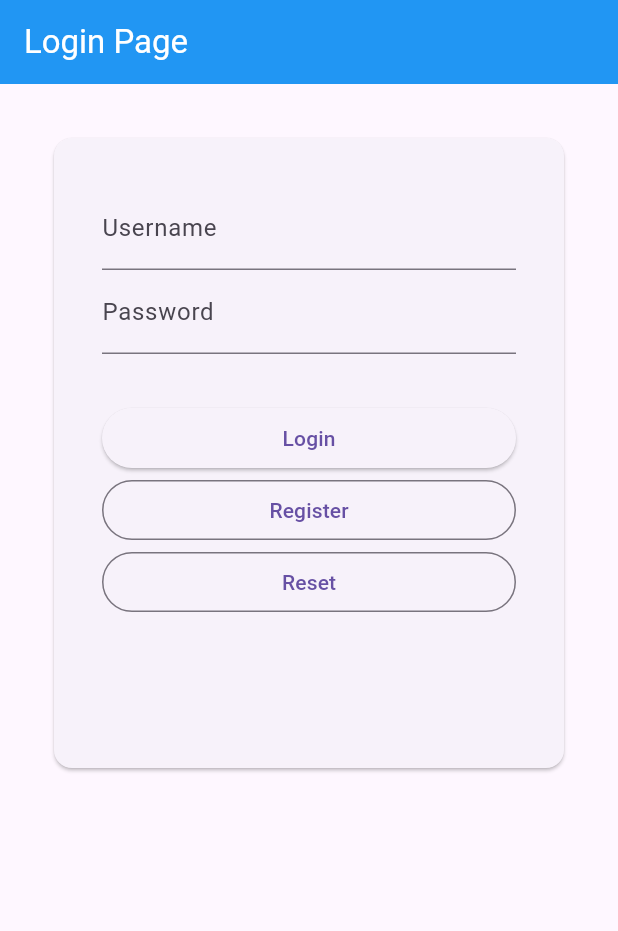
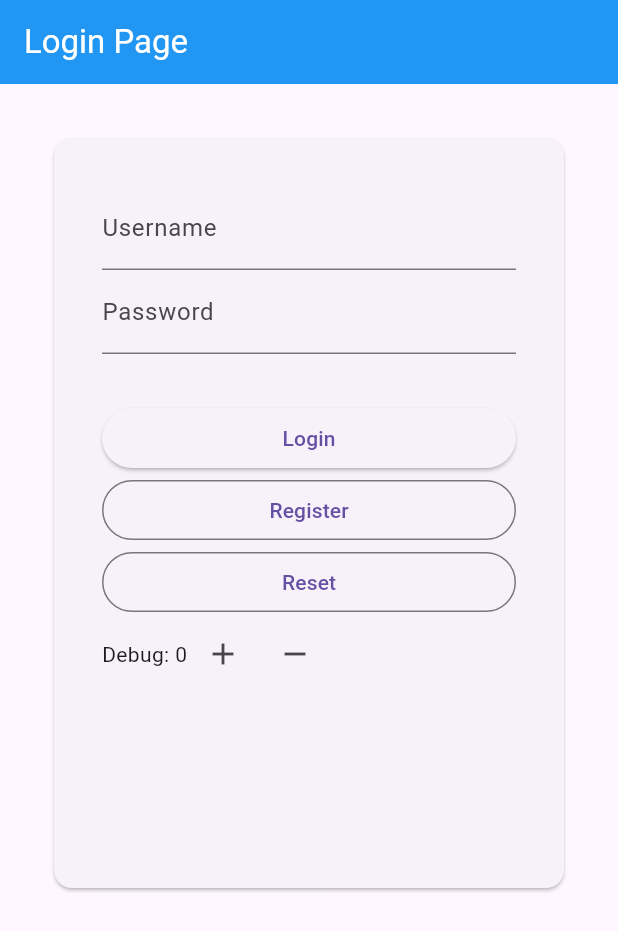
Before and after one commit to pianosp/cmflutter_workshop, a Flutter app: the screen it shows after launch, on a phone screen of 412 x 824 dp. Shown: the top 931 px of the screen. Run offline on Flutter 3.47's test engine with Material 3 defaults, Android fonts, the phone set to English and light mode, and no system bars; our stand-ins replace bloc, equatable, flutter_bloc.

Commit message:
create bloc for login page

```diff
--- a/cmflutter0/lib/src/app.dart
+++ b/cmflutter0/lib/src/app.dart
@@ -2,16 +2,23 @@ import 'package:cmflutter0/src/pages/home/home_page.dart';
 import 'package:cmflutter0/src/pages/login/login_page.dart';
 import 'package:cmflutter0/src/pages/routes.dart';
 import 'package:flutter/material.dart';
+import 'package:flutter_bloc/flutter_bloc.dart';
+
+import 'bloc/login/login_bloc.dart';
 
 class CmApp extends StatelessWidget {
   const CmApp({super.key});
 
   @override
   Widget build(BuildContext context) {
-    return MaterialApp(
-      title: "CMApp",
-      routes: AppRoute.all,
-      home: LoginPage(),
+    final loginBloc = BlocProvider(create: (context) => LoginBloc());
+    return MultiBlocProvider(
+      providers: [loginBloc],
+      child: MaterialApp(
+        title: "CMApp",
+        routes: AppRoute.all,
+        home: LoginPage(),
+      ),
     );
   }
 }
--- /dev/null
+++ b/cmflutter0/lib/src/bloc/login/login_bloc.dart
@@ -0,0 +1,14 @@
+import 'package:bloc/bloc.dart';
+import 'package:equatable/equatable.dart';
+import 'package:meta/meta.dart';
+
+part 'login_event.dart';
+part 'login_state.dart';
+
+class LoginBloc extends Bloc<LoginEvent, LoginState> {
+  LoginBloc() : super(LoginState()) {
+    on<LoginEvent>((event, emit) {
+      // TODO: implement event handler
+    });
+  }
+}
--- /dev/null
+++ b/cmflutter0/lib/src/bloc/login/login_event.dart
@@ -0,0 +1,4 @@
+part of 'login_bloc.dart';
+
+@immutable
+sealed class LoginEvent {}
--- /dev/null
+++ b/cmflutter0/lib/src/bloc/login/login_state.dart
@@ -0,0 +1,14 @@
+part of 'login_bloc.dart';
+
+class LoginState extends Equatable {
+  final int count;
+
+  const LoginState({this.count = 0});
+
+  LoginState copyWith(int? count) {
+    return LoginState(count: count ?? this.count);
+  }
+
+  @override
+  List<Object?> get props => [count];
+}
--- a/cmflutter0/lib/src/pages/login/login_page.dart
+++ b/cmflutter0/lib/src/pages/login/login_page.dart
@@ -11,6 +11,7 @@ class LoginPage extends StatefulWidget {
 class _LoginPageState extends State<LoginPage> {
   final _usernameController = TextEditingController();
   final _passwordController = TextEditingController();
+  int _count = 0;
 
   @override
   void initState() {
@@ -35,14 +36,27 @@ class _LoginPageState extends State<LoginPage> {
           padding: const EdgeInsets.all(32.0),
           child: Card(
             child: Container(
-              height: 420,
+              height: 500,
               padding: EdgeInsets.all(32.0),
               child: Column(
                 crossAxisAlignment: CrossAxisAlignment.stretch,
                 children: [
                   ..._buildTextFields(),
                   SizedBox(height: 32),
-                  ..._buildButton()
+                  ..._buildButton(),
+                  Row(
+                    children: [
+                      Text("Debug: ${_count}"),
+                      IconButton(
+                        onPressed: _handleClickAdd,
+                        icon: Icon(Icons.add),
+                      ),
+                      IconButton(
+                        onPressed: _handleClickRemove,
+                        icon: Icon(Icons.remove),
+                      )
+                    ],
+                  ),
                 ],
               ),
             ),
@@ -100,4 +114,17 @@ class _LoginPageState extends State<LoginPage> {
   void _handleClickRegister() {
     Navigator.pushNamed(context, AppRoute.register);
   }
+
+  void _handleClickAdd() {
+    setState(() {
+      _count++;
+    });
+  }
+
+  void _handleClickRemove() {
+    setState(() {
+      _count--;
+    });
+  }
+
 }
--- a/cmflutter0/lib/src/pages/routes.dart
+++ b/cmflutter0/lib/src/pages/routes.dart
@@ -1,9 +1,8 @@
-// import 'package:cmflutter0/src/pages/register/register_page.dart';
-import 'package:cmflutter0/src/pages/register/register_page.dart';
 import 'package:flutter/material.dart';
 
 import 'home/home_page.dart';
 import 'login/login_page.dart';
+import 'register/register_page.dart';
 
 class AppRoute {
   static const home = 'home';
--- a/cmflutter0/pubspec.yaml
+++ b/cmflutter0/pubspec.yaml
@@ -30,7 +30,8 @@ environment:
 dependencies:
   flutter:
     sdk: flutter
-
+  flutter_bloc: ^8.1.4
+  equatable: ^2.0.5
 
   # The following adds the Cupertino Icons font to your application.
   # Use with the CupertinoIcons class for iOS style icons.
```
Also changed, not shown: cmflutter0/pubspec.lock.
